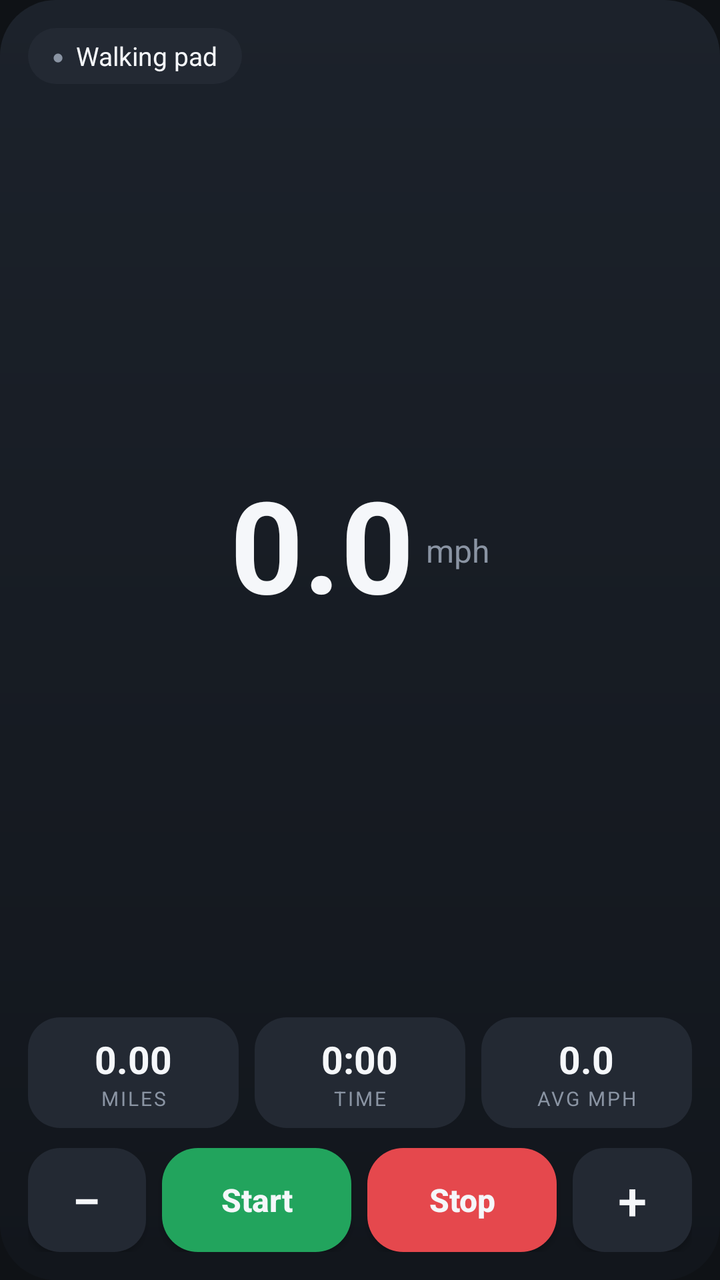
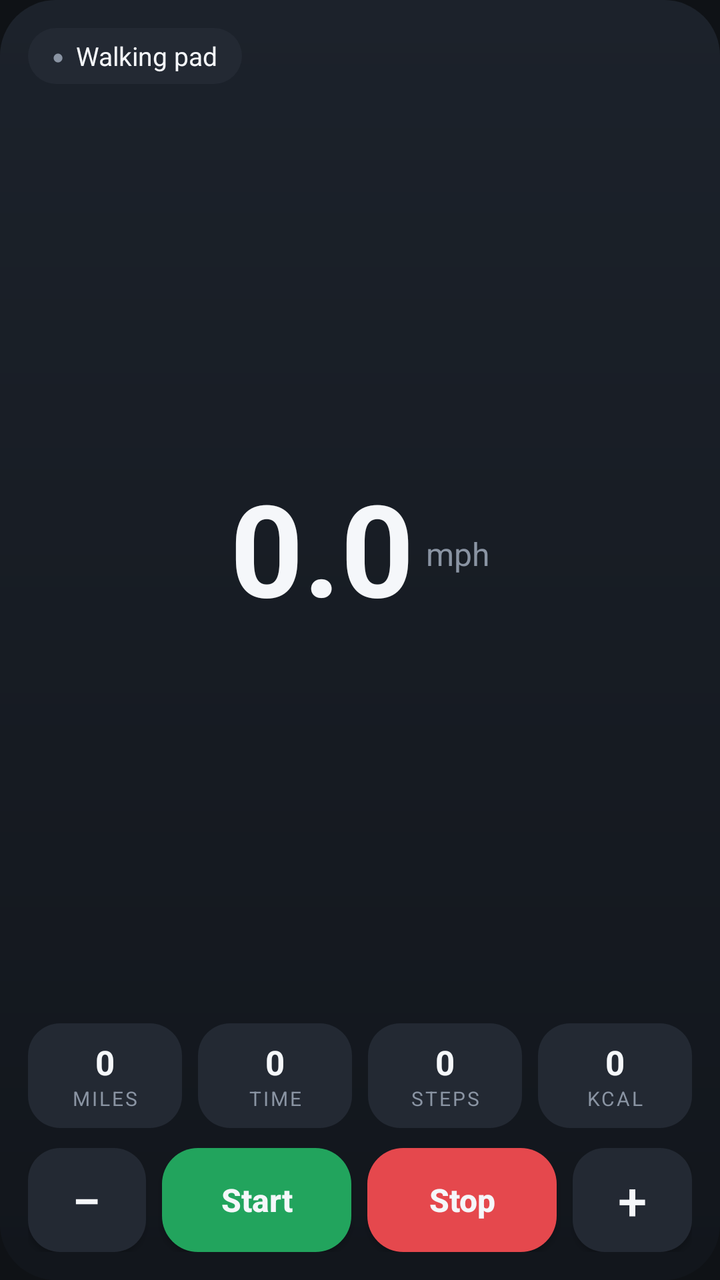

Before-and-after screenshots of an Android layout around one commit, followed by the original layout XML and the change that was made.
<!-- AndroidManifest.xml: application theme AppTheme -->
<!-- res/layout/widget_tall.xml -->
<?xml version="1.0" encoding="utf-8"?>
<LinearLayout xmlns:android="http://schemas.android.com/apk/res/android"
    android:layout_width="match_parent" android:layout_height="match_parent"
    android:orientation="vertical" android:padding="14dp" android:background="@drawable/bg_widget">

    
    <LinearLayout android:layout_width="match_parent" android:layout_height="wrap_content" android:orientation="horizontal" android:gravity="center_vertical">
        <LinearLayout android:id="@+id/w_info" android:layout_width="wrap_content" android:layout_height="28dp"
            android:orientation="horizontal" android:gravity="center_vertical" android:paddingHorizontal="12dp" android:background="@drawable/bg_pill">
            <TextView android:id="@+id/w_dot" android:layout_width="wrap_content" android:layout_height="wrap_content"
                android:text="●" android:textColor="@color/muted" android:textSize="10sp" />
            <TextView android:id="@+id/w_status" android:layout_width="wrap_content" android:layout_height="wrap_content"
                android:layout_marginStart="6dp" android:text="Walking pad" android:textColor="@color/text" android:textSize="13sp" android:maxLines="1" />
        </LinearLayout>
        <TextView android:layout_width="0dp" android:layout_height="wrap_content" android:layout_weight="1" />
        <TextView android:id="@+id/w_target" android:layout_width="wrap_content" android:layout_height="wrap_content"
            android:text="" android:textColor="@color/muted" android:textSize="13sp" />
    </LinearLayout>

    
    <LinearLayout android:layout_width="match_parent" android:layout_height="0dp" android:layout_weight="1"
        android:orientation="horizontal" android:gravity="center">
        <TextView android:id="@+id/w_speed" android:layout_width="wrap_content" android:layout_height="wrap_content"
            android:text="0.0" android:textColor="@color/text" android:textSize="64sp" android:textStyle="bold"
            android:includeFontPadding="false" android:fontFeatureSettings="tnum" />
        <TextView android:layout_width="wrap_content" android:layout_height="wrap_content" android:layout_marginStart="6dp"
            android:text="mph" android:textColor="@color/muted" android:textSize="16sp" />
    </LinearLayout>

    
    <LinearLayout android:layout_width="match_parent" android:layout_height="wrap_content" android:orientation="horizontal">
        <LinearLayout android:layout_width="0dp" android:layout_height="wrap_content" android:layout_weight="1"
            android:orientation="vertical" android:gravity="center" android:paddingVertical="8dp" android:background="@drawable/bg_tile">
            <TextView android:id="@+id/w_dist" android:layout_width="wrap_content" android:layout_height="wrap_content"
                android:text="0.00" android:textColor="@color/text" android:textSize="19sp" android:textStyle="bold" android:fontFeatureSettings="tnum" />
            <TextView android:layout_width="wrap_content" android:layout_height="wrap_content" android:text="MILES"
                android:textColor="@color/muted" android:textSize="10sp" android:letterSpacing="0.1" />
        </LinearLayout>
        <LinearLayout android:layout_width="0dp" android:layout_height="wrap_content" android:layout_weight="1" android:layout_marginStart="8dp"
            android:orientation="vertical" android:gravity="center" android:paddingVertical="8dp" android:background="@drawable/bg_tile">
            <TextView android:id="@+id/w_time" android:layout_width="wrap_content" android:layout_height="wrap_content"
                android:text="0:00" android:textColor="@color/text" android:textSize="19sp" android:textStyle="bold" android:fontFeatureSettings="tnum" />
            <TextView android:layout_width="wrap_content" android:layout_height="wrap_content" android:text="TIME"
                android:textColor="@color/muted" android:textSize="10sp" android:letterSpacing="0.1" />
        </LinearLayout>
        <LinearLayout android:layout_width="0dp" android:layout_height="wrap_content" android:layout_weight="1" android:layout_marginStart="8dp"
            android:orientation="vertical" android:gravity="center" android:paddingVertical="8dp" android:background="@drawable/bg_tile">
            <TextView android:id="@+id/w_third" android:layout_width="wrap_content" android:layout_height="wrap_content"
                android:text="0.0" android:textColor="@color/text" android:textSize="19sp" android:textStyle="bold" android:fontFeatureSettings="tnum" />
            <TextView android:id="@+id/w_third_label" android:layout_width="wrap_content" android:layout_height="wrap_content" android:text="AVG MPH"
                android:textColor="@color/muted" android:textSize="10sp" android:letterSpacing="0.1" />
        </LinearLayout>
    </LinearLayout>

    
    <LinearLayout android:layout_width="match_parent" android:layout_height="52dp" android:layout_marginTop="10dp" android:orientation="horizontal">
        <Button android:id="@+id/w_down" android:layout_width="0dp" android:layout_height="match_parent" android:layout_weight="1"
            android:text="−" android:textSize="26sp" android:textColor="@color/text" android:background="@drawable/bg_tile" />
        <Button android:id="@+id/w_start" android:layout_width="0dp" android:layout_height="match_parent" android:layout_weight="1.6"
            android:layout_marginStart="8dp" android:text="Start" android:textAllCaps="false" android:textSize="16sp" android:textStyle="bold"
            android:textColor="@color/text" android:background="@drawable/bg_go" />
        <Button android:id="@+id/w_stop" android:layout_width="0dp" android:layout_height="match_parent" android:layout_weight="1.6"
            android:layout_marginStart="8dp" android:text="Stop" android:textAllCaps="false" android:textSize="16sp" android:textStyle="bold"
            android:textColor="@color/text" android:background="@drawable/bg_stop" />
        <Button android:id="@+id/w_up" android:layout_width="0dp" android:layout_height="match_parent" android:layout_weight="1"
            android:layout_marginStart="8dp" android:text="+" android:textSize="26sp" android:textColor="@color/text" android:background="@drawable/bg_tile" />
    </LinearLayout>
</LinearLayout>
<!-- resources referenced by this layout -->
<resources>
  <color name="muted">#FF8A94A3</color>
  <color name="text">#FFF5F7FA</color>
  <!-- drawable bg_go (drawable) -->
  <?xml version="1.0" encoding="utf-8"?>
  <shape xmlns:android="http://schemas.android.com/apk/res/android" android:shape="rectangle">
      <solid android:color="@color/go" /><corners android:radius="18dp" />
  </shape>
  <!-- drawable bg_pill (drawable) -->
  <?xml version="1.0" encoding="utf-8"?>
  <shape xmlns:android="http://schemas.android.com/apk/res/android" android:shape="rectangle">
      <solid android:color="#FF232933" /><corners android:radius="999dp" />
  </shape>
  <!-- drawable bg_stop (drawable) -->
  <?xml version="1.0" encoding="utf-8"?>
  <shape xmlns:android="http://schemas.android.com/apk/res/android" android:shape="rectangle">
      <solid android:color="@color/stop" /><corners android:radius="18dp" />
  </shape>
  <!-- drawable bg_tile (drawable) -->
  <?xml version="1.0" encoding="utf-8"?>
  <shape xmlns:android="http://schemas.android.com/apk/res/android" android:shape="rectangle">
      <solid android:color="#FF232933" /><corners android:radius="16dp" />
  </shape>
  <!-- drawable bg_widget (drawable) -->
  <?xml version="1.0" encoding="utf-8"?>
  <shape xmlns:android="http://schemas.android.com/apk/res/android" android:shape="rectangle">
      <gradient android:angle="270" android:startColor="#FF1C222B" android:endColor="#FF12161C" />
      <corners android:radius="28dp" />
  </shape>
  <style name="AppTheme" parent="@android:style/Theme.DeviceDefault.NoActionBar">
          <item name="android:windowBackground">@color/bg</item>
          <item name="android:statusBarColor">@color/bg</item>
          <item name="android:navigationBarColor">@color/bg</item>
      </style>
  <color name="go">#FF22A45D</color>
  <color name="stop">#FFE5484D</color>
  <color name="bg">#FF0F1216</color>
</resources>

<!-- the commit's change to res/layout/widget_tall.xml (unified diff, before → after) -->
@@ -32,22 +32,29 @@
         <LinearLayout android:layout_width="0dp" android:layout_height="wrap_content" android:layout_weight="1"
             android:orientation="vertical" android:gravity="center" android:paddingVertical="8dp" android:background="@drawable/bg_tile">
             <TextView android:id="@+id/w_dist" android:layout_width="wrap_content" android:layout_height="wrap_content"
-                android:text="0.00" android:textColor="@color/text" android:textSize="19sp" android:textStyle="bold" android:fontFeatureSettings="tnum" />
+                android:text="0" android:textColor="@color/text" android:textSize="17sp" android:textStyle="bold" android:fontFeatureSettings="tnum" android:maxLines="1" />
             <TextView android:layout_width="wrap_content" android:layout_height="wrap_content" android:text="MILES"
                 android:textColor="@color/muted" android:textSize="10sp" android:letterSpacing="0.1" />
         </LinearLayout>
         <LinearLayout android:layout_width="0dp" android:layout_height="wrap_content" android:layout_weight="1" android:layout_marginStart="8dp"
             android:orientation="vertical" android:gravity="center" android:paddingVertical="8dp" android:background="@drawable/bg_tile">
             <TextView android:id="@+id/w_time" android:layout_width="wrap_content" android:layout_height="wrap_content"
-                android:text="0:00" android:textColor="@color/text" android:textSize="19sp" android:textStyle="bold" android:fontFeatureSettings="tnum" />
+                android:text="0" android:textColor="@color/text" android:textSize="17sp" android:textStyle="bold" android:fontFeatureSettings="tnum" android:maxLines="1" />
             <TextView android:layout_width="wrap_content" android:layout_height="wrap_content" android:text="TIME"
                 android:textColor="@color/muted" android:textSize="10sp" android:letterSpacing="0.1" />
         </LinearLayout>
         <LinearLayout android:layout_width="0dp" android:layout_height="wrap_content" android:layout_weight="1" android:layout_marginStart="8dp"
             android:orientation="vertical" android:gravity="center" android:paddingVertical="8dp" android:background="@drawable/bg_tile">
-            <TextView android:id="@+id/w_third" android:layout_width="wrap_content" android:layout_height="wrap_content"
-                android:text="0.0" android:textColor="@color/text" android:textSize="19sp" android:textStyle="bold" android:fontFeatureSettings="tnum" />
-            <TextView android:id="@+id/w_third_label" android:layout_width="wrap_content" android:layout_height="wrap_content" android:text="AVG MPH"
+            <TextView android:id="@+id/w_steps" android:layout_width="wrap_content" android:layout_height="wrap_content"
+                android:text="0" android:textColor="@color/text" android:textSize="17sp" android:textStyle="bold" android:fontFeatureSettings="tnum" android:maxLines="1" />
+            <TextView android:layout_width="wrap_content" android:layout_height="wrap_content" android:text="STEPS"
+                android:textColor="@color/muted" android:textSize="10sp" android:letterSpacing="0.1" />
+        </LinearLayout>
+        <LinearLayout android:layout_width="0dp" android:layout_height="wrap_content" android:layout_weight="1" android:layout_marginStart="8dp"
+            android:orientation="vertical" android:gravity="center" android:paddingVertical="8dp" android:background="@drawable/bg_tile">
+            <TextView android:id="@+id/w_cal" android:layout_width="wrap_content" android:layout_height="wrap_content"
+                android:text="0" android:textColor="@color/text" android:textSize="17sp" android:textStyle="bold" android:fontFeatureSettings="tnum" android:maxLines="1" />
+            <TextView android:layout_width="wrap_content" android:layout_height="wrap_content" android:text="KCAL"
                 android:textColor="@color/muted" android:textSize="10sp" android:letterSpacing="0.1" />
         </LinearLayout>
     </LinearLayout>
